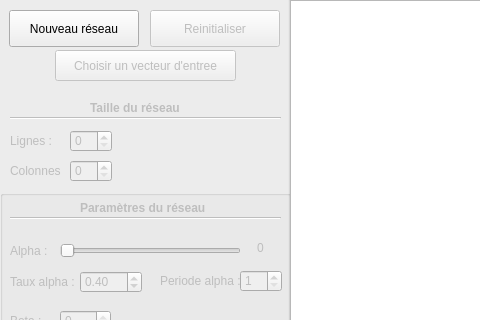
The window that Projet/PTUT/PTUT.ui (Asord/ProjetSOM) describes before a commit, drawn with Qt 5; both pictures show x 0 to 480 and y 0 to 320 of the 1309 by 618 pixel window.
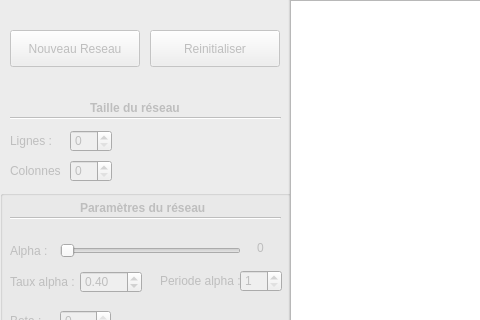
The same window after the commit.

Commit message: maj interface

Diff of the .ui file:
```diff
--- a/Projet/PTUT/PTUT.ui
+++ b/Projet/PTUT/PTUT.ui
@@ -25,22 +25,6 @@
    <property name="title">
     <string>GroupBox</string>
    </property>
-   <widget class="QPushButton" name="NouveauRes">
-    <property name="geometry">
-     <rect>
-      <x>19</x>
-      <y>30</y>
-      <width>130</width>
-      <height>37</height>
-     </rect>
-    </property>
-    <property name="styleSheet">
-     <string notr="true"/>
-    </property>
-    <property name="text">
-     <string>Nouveau réseau</string>
-    </property>
-   </widget>
    <widget class="QGroupBox" name="ExecutionGrp">
     <property name="geometry">
      <rect>
@@ -626,7 +610,7 @@
     <property name="geometry">
      <rect>
       <x>160</x>
-      <y>30</y>
+      <y>50</y>
       <width>130</width>
       <height>37</height>
      </rect>
@@ -644,17 +628,17 @@
     </property>
     <property name="geometry">
      <rect>
-      <x>65</x>
-      <y>70</y>
-      <width>181</width>
-      <height>31</height>
+      <x>20</x>
+      <y>50</y>
+      <width>130</width>
+      <height>37</height>
      </rect>
     </property>
     <property name="styleSheet">
      <string notr="true"/>
     </property>
     <property name="text">
-     <string>Choisir un vecteur d'entree</string>
+     <string>Nouveau Reseau</string>
     </property>
    </widget>
   </widget>
```
Left out of the diff: 369 changed lines with no effect on the pictures.
